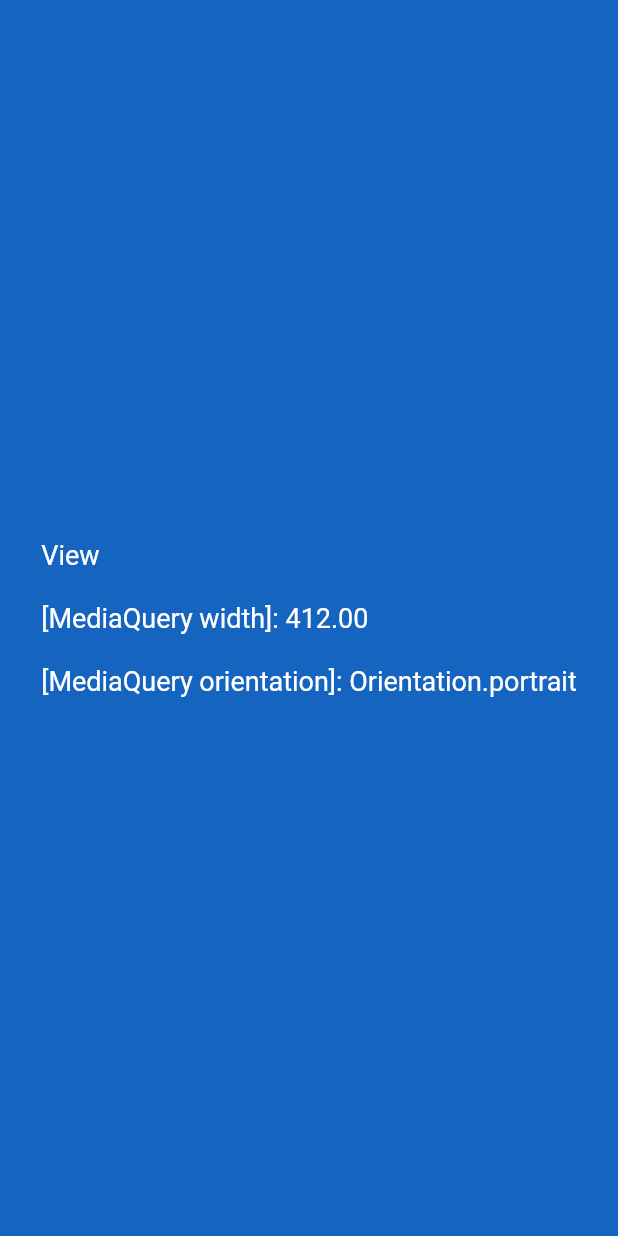
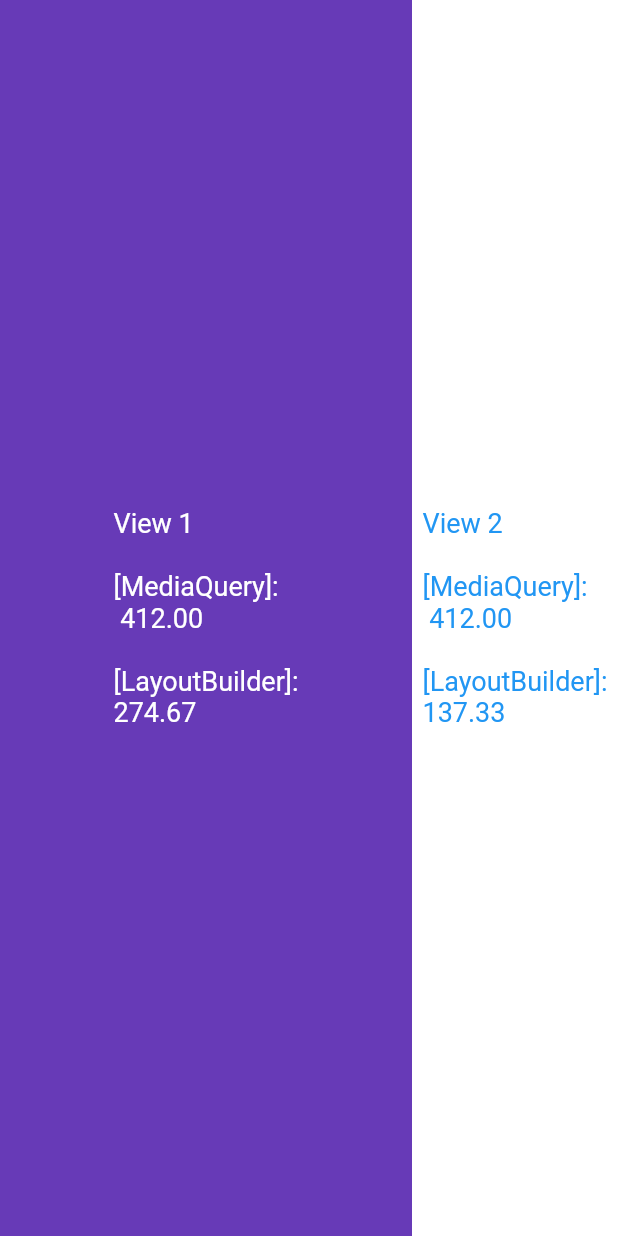
Before and after one commit to suragch/class_example_app, a Flutter app: the screen it shows after launch, on a phone screen of 412 x 824 dp. Run offline on Flutter 3.47's test engine with Material 2 defaults, Android fonts, the light colour scheme and no system bars.

Commit message:
layout builder

```diff
--- /dev/null
+++ b/lib/colors.dart
@@ -0,0 +1,5 @@
+import 'package:flutter/material.dart';
+
+class CustomColors {
+  static const Color android = Colors.blue;
+}
--- a/lib/main.dart
+++ b/lib/main.dart
@@ -1,5 +1,5 @@
 import 'package:flutter/material.dart';
-import 'package:mongol/mongol.dart';
+
 
 void main() {
   runApp(MyApp());
@@ -16,19 +16,43 @@ class HomePage extends StatelessWidget {
   @override
   Widget build(BuildContext context) {
     Size screenSize = MediaQuery.of(context).size;
-    Orientation orientation = MediaQuery.of(context).orientation;
 
     return Scaffold(
-      body: Container(
-        color: Colors.blue.shade800,
-        child: Center(
-          child: Text(
-            'View\n\n' +
-                '[MediaQuery width]: ${screenSize.width.toStringAsFixed(2)}\n\n' +
-                '[MediaQuery orientation]: $orientation',
-            style: TextStyle(color: Colors.white, fontSize: 18),
+      body: Row(
+        children: [
+          Expanded(
+            flex: 2,
+            child: LayoutBuilder(
+              builder: (context, constraints) => Container(
+                color: Colors.deepPurple,
+                child: Center(
+                  child: Text(
+                    'View 1\n\n' +
+                        '[MediaQuery]:\n ${screenSize.width.toStringAsFixed(2)}\n\n' +
+                        '[LayoutBuilder]:\n${constraints.maxWidth.toStringAsFixed(2)}',
+                    style: TextStyle(color: Colors.white, fontSize: 18),
+                  ),
+                ),
+              ),
+            ),
           ),
-        ),
+          Expanded(
+            flex: 1,
+            child: LayoutBuilder(
+              builder: (context, constraints) => Container(
+                color: Colors.white,
+                child: Center(
+                  child: Text(
+                    'View 2\n\n' +
+                        '[MediaQuery]:\n ${screenSize.width.toStringAsFixed(2)}\n\n' +
+                        '[LayoutBuilder]:\n${constraints.maxWidth.toStringAsFixed(2)}',
+                    style: TextStyle(color: Colors.blue, fontSize: 18),
+                  ),
+                ),
+              ),
+            ),
+          ),
+        ],
       ),
     );
   }
--- a/pubspec.yaml
+++ b/pubspec.yaml
@@ -8,7 +8,6 @@ environment:
 dependencies:
   flutter:
     sdk: flutter
-  mongol: ^1.1.0
 
 dev_dependencies:
   flutter_test:
@@ -18,7 +17,3 @@ dev_dependencies:
 
 flutter:
   uses-material-design: true
-  fonts:
-    - family: MongolianScript
-      fonts:
-        - asset: assets/fonts/MongolianScript.ttf
```
Also changed, not shown: assets/fonts/MongolianScript.ttf (deleted), images/lake.jpg (deleted), pubspec.lock.
